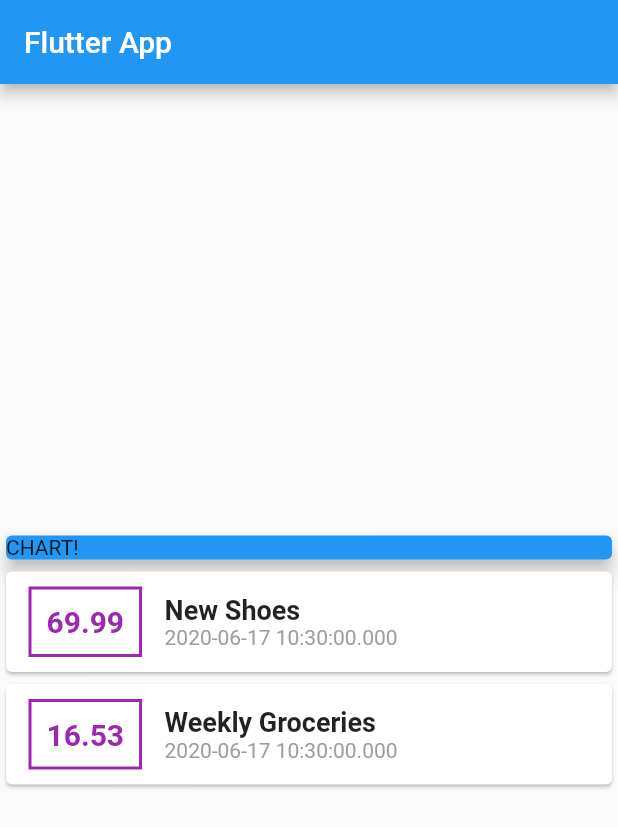
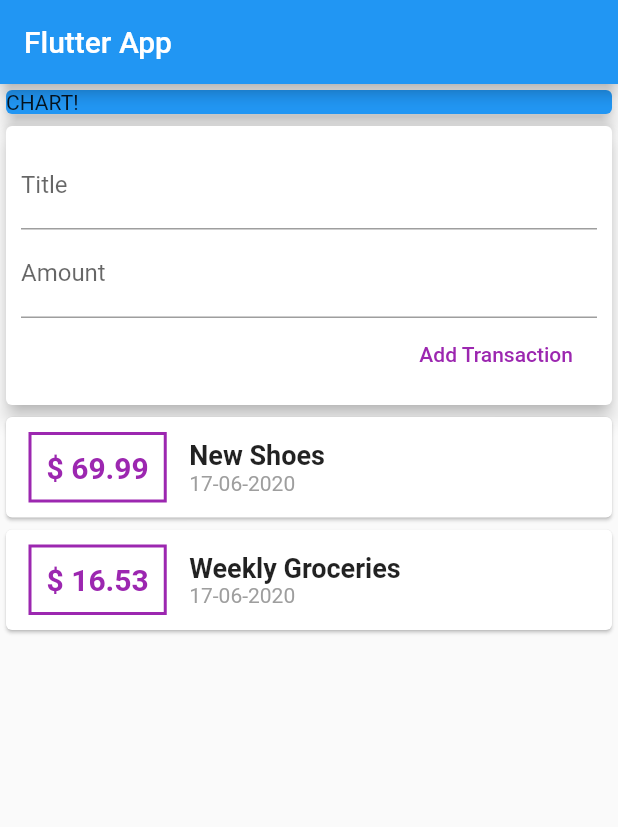
Before and after one commit to alpeshrathodsa/personal-expnese-app-flutter, a Flutter app: the screen it shows after launch, on a phone screen of 412 x 824 dp. Shown: the top 827 px of the screen. Run offline on Flutter 3.47's test engine with Material 2 defaults, Android fonts, the phone set to English and light mode, and no system bars.

Commit message:
TextFields and Button

```diff
--- a/lib/main.dart
+++ b/lib/main.dart
@@ -1,4 +1,5 @@
 import 'package:flutter/material.dart';
+import 'package:intl/intl.dart';
 import './transaction.dart';
 
 void main() => runApp(MyApp());
@@ -36,7 +37,7 @@ class MyHomePage extends StatelessWidget {
         title: Text('Flutter App'),
       ),
       body: Column(
-        mainAxisAlignment: MainAxisAlignment.center,
+        //mainAxisAlignment: MainAxisAlignment.start,
         crossAxisAlignment: CrossAxisAlignment.stretch,
         children: <Widget>[
           Container(
@@ -45,6 +46,32 @@ class MyHomePage extends StatelessWidget {
               color: Colors.blue,
               child: Text('CHART!'),
               elevation: 5,
+            ),
+          ),
+          Card(
+            elevation: 5,
+            child: Container(
+              padding: EdgeInsets.all(10),
+              child: Column(
+                crossAxisAlignment: CrossAxisAlignment.end,
+                children: <Widget>[
+                  TextField(
+                    decoration: InputDecoration(
+                      labelText: 'Title',
+                    ),
+                  ),
+                  TextField(
+                    decoration: InputDecoration(
+                      labelText: 'Amount',
+                    ),
+                  ),
+                  FlatButton(
+                    textColor: Colors.purple,
+                    child: Text('Add Transaction'),
+                    onPressed: () {},
+                  )
+                ],
+              ),
             ),
           ),
           Column(
@@ -65,7 +92,7 @@ class MyHomePage extends StatelessWidget {
                       ),
                       padding: EdgeInsets.all(10),
                       child: Text(
-                        tx.amount.toString(),
+                        '\$ ${tx.amount}',
                         style: TextStyle(
                             fontWeight: FontWeight.bold,
                             fontSize: 20,
@@ -83,7 +110,7 @@ class MyHomePage extends StatelessWidget {
                           ),
                         ),
                         Text(
-                          tx.date.toString(),
+                          DateFormat('dd-MM-yyyy').format(tx.date),
                           style: TextStyle(
                             color: Colors.grey,
                           ),
--- a/pubspec.yaml
+++ b/pubspec.yaml
@@ -28,6 +28,7 @@ dependencies:
   # The following adds the Cupertino Icons font to your application.
   # Use with the CupertinoIcons class for iOS style icons.
   cupertino_icons: ^0.1.3
+  intl: ^0.16.1
 
 dev_dependencies:
   flutter_test:
```
